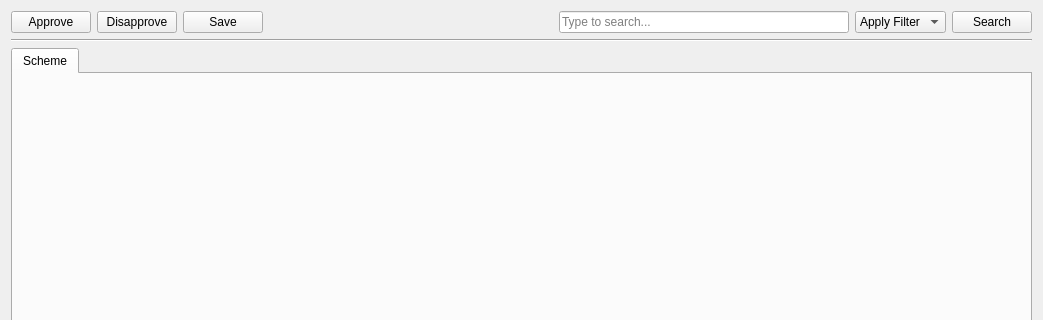
Above: ui/flts/workflow_manager/ui_workflow_manager.ui from gltn/stdm before the change; both pictures show x 0 to 1043 and y 0 to 320 of the 1043 by 745 pixel window. Below: the same form after it.
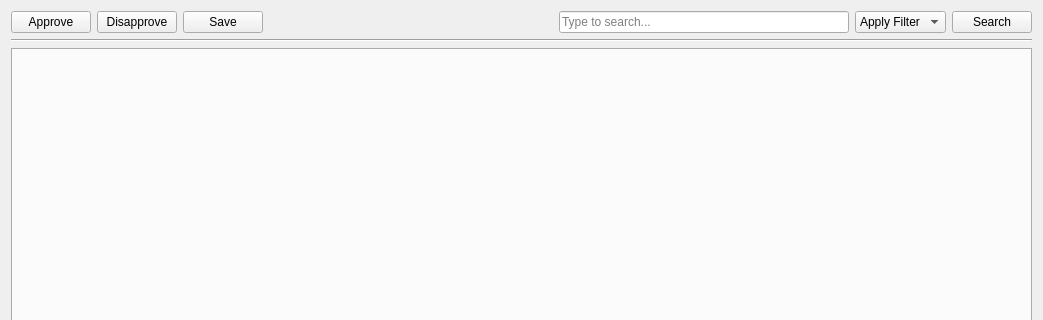
That is the form after the change.

Commit message: working scheme model skeleton

The edit to the form file:
```diff
--- a/ui/flts/workflow_manager/ui_workflow_manager.ui
+++ b/ui/flts/workflow_manager/ui_workflow_manager.ui
@@ -92,11 +92,6 @@
        <property name="currentIndex">
         <number>0</number>
        </property>
-       <widget class="QWidget" name="tab">
-        <attribute name="title">
-         <string>Scheme</string>
-        </attribute>
-       </widget>
       </widget>
      </item>
      <item>
```
Left out of the diff: 2 changed lines with no effect on the pictures. The commit also changes 4 other files.
